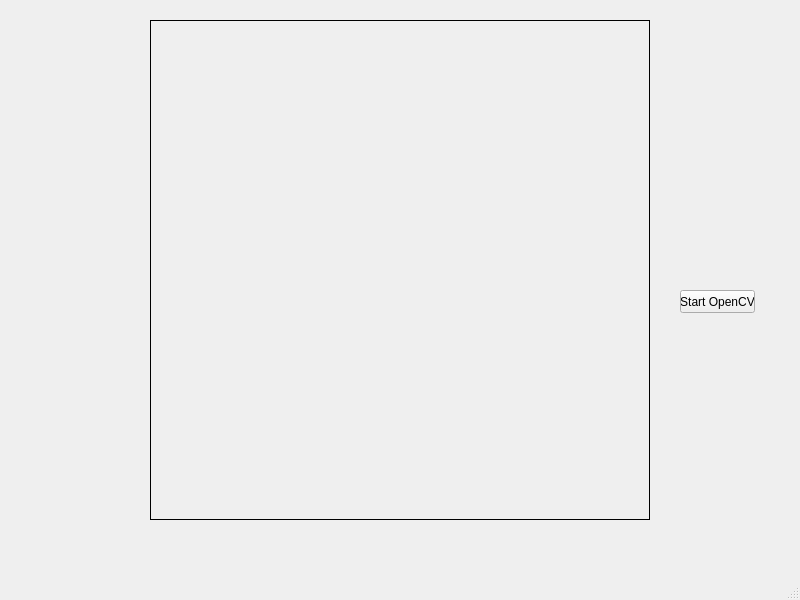
Before: the Qt Designer form ImageProcessing/mainwindow.ui in vaishnav67/MotionDetection, drawn with Qt 5.
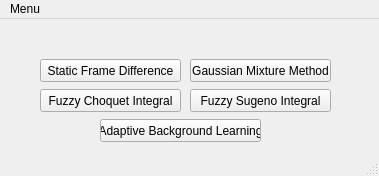
After: the same form once the commit is applied.

Patch:
```diff
--- a/ImageProcessing/mainwindow.ui
+++ b/ImageProcessing/mainwindow.ui
@@ -6,47 +6,77 @@
    <rect>
     <x>0</x>
     <y>0</y>
-    <width>800</width>
-    <height>600</height>
+    <width>379</width>
+    <height>176</height>
    </rect>
   </property>
   <property name="windowTitle">
    <string>MainWindow</string>
   </property>
   <widget class="QWidget" name="centralwidget">
-   <widget class="QLabel" name="opencvFrame">
-    <property name="geometry">
-     <rect>
-      <x>150</x>
-      <y>20</y>
-      <width>500</width>
-      <height>500</height>
-     </rect>
-    </property>
-    <property name="minimumSize">
-     <size>
-      <width>500</width>
-      <height>500</height>
-     </size>
-    </property>
-    <property name="frameShape">
-     <enum>QFrame::Box</enum>
-    </property>
-    <property name="text">
-     <string/>
-    </property>
-   </widget>
    <widget class="QPushButton" name="pushButton">
     <property name="geometry">
      <rect>
-      <x>680</x>
-      <y>290</y>
-      <width>75</width>
+      <x>40</x>
+      <y>40</y>
+      <width>141</width>
       <height>23</height>
      </rect>
     </property>
     <property name="text">
-     <string>Start OpenCV</string>
+     <string>Static Frame Difference</string>
+    </property>
+   </widget>
+   <widget class="QPushButton" name="pushButton_2">
+    <property name="geometry">
+     <rect>
+      <x>190</x>
+      <y>40</y>
+      <width>141</width>
+      <height>23</height>
+     </rect>
+    </property>
+    <property name="text">
+     <string>Gaussian Mixture Method</string>
+    </property>
+   </widget>
+   <widget class="QPushButton" name="pushButton_3">
+    <property name="geometry">
+     <rect>
+      <x>40</x>
+      <y>70</y>
+      <width>141</width>
+      <height>23</height>
+     </rect>
+    </property>
+    <property name="text">
+     <string>Fuzzy Choquet Integral</string>
+    </property>
+   </widget>
+   <widget class="QPushButton" name="pushButton_4">
+    <property name="geometry">
+     <rect>
+      <x>190</x>
+      <y>70</y>
+      <width>141</width>
+      <height>23</height>
+     </rect>
+    </property>
+    <property name="text">
+     <string>Fuzzy Sugeno Integral</string>
+    </property>
+   </widget>
+   <widget class="QPushButton" name="pushButton_5">
+    <property name="geometry">
+     <rect>
+      <x>100</x>
+      <y>100</y>
+      <width>161</width>
+      <height>23</height>
+     </rect>
+    </property>
+    <property name="text">
+     <string>Adaptive Background Learning</string>
     </property>
    </widget>
   </widget>
@@ -55,10 +85,17 @@
     <rect>
      <x>0</x>
      <y>0</y>
-     <width>800</width>
+     <width>379</width>
      <height>21</height>
     </rect>
    </property>
+   <widget class="QMenu" name="menuMenu">
+    <property name="title">
+     <string>Menu</string>
+    </property>
+    <addaction name="actionExit"/>
+   </widget>
+   <addaction name="menuMenu"/>
   </widget>
   <widget class="QStatusBar" name="statusbar"/>
  </widget>
```
Left out of the diff: 7 changed lines with no effect on the pictures.
